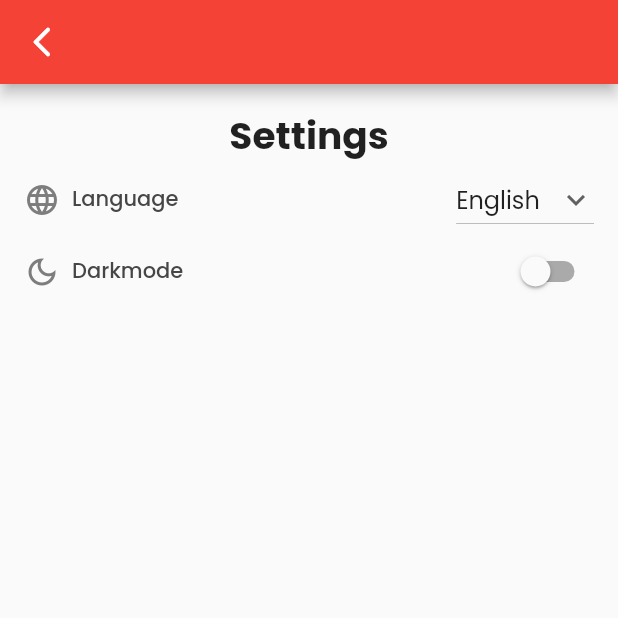
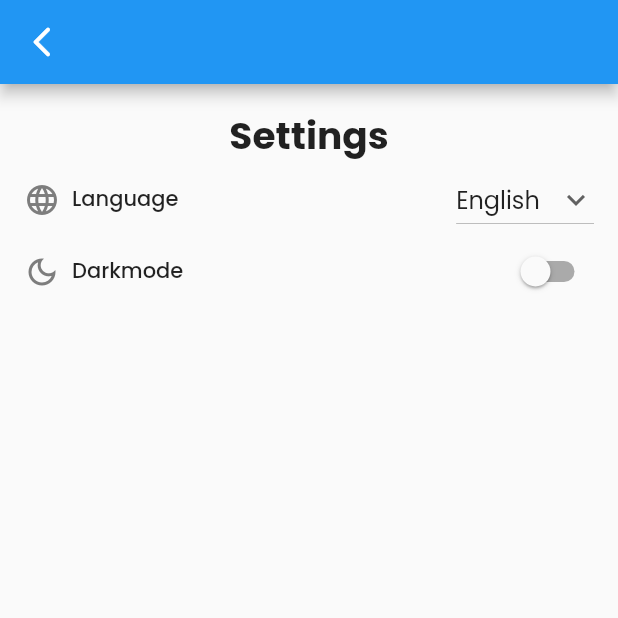
Before and after one commit to LouisMinguet/sample_flutter_app, a Flutter app: the screen it shows after launch, after a tap on the "settings" icon, on a phone screen of 412 x 824 dp, the top half of it. Run offline on Flutter 3.47's test engine with Material 2 defaults, Android fonts, the phone set to English and light mode, and no system bars; our stand-ins replace adaptive_theme, easy_localization.

Commit message:
Themes done

```diff
--- a/lib/MyApp.dart
+++ b/lib/MyApp.dart
@@ -13,13 +13,11 @@ class MyApp extends StatelessWidget {
     return AdaptiveTheme(
       light: ThemeData(
           brightness: Brightness.light,
-          primarySwatch: Colors.red,
-          accentColor: Colors.amber,
+          // Custom the themes here
           fontFamily: 'Poppins'),
       dark: ThemeData(
           brightness: Brightness.dark,
-          primarySwatch: Colors.red,
-          accentColor: Colors.amber,
+          // Custom the themes here
           fontFamily: 'Poppins'),
       initial: savedThemeMode ?? AdaptiveThemeMode.light,
       builder: (theme, darkTheme) => MaterialApp(
--- a/lib/settings/settings.dart
+++ b/lib/settings/settings.dart
@@ -21,6 +21,8 @@ class SettingsPageState extends State<SettingsPage> {
   void initState() {
     super.initState();
 
+    // String languageCode = context.locale.toLanguageTag();
+    // print(languageCode);
     _isDarkMode = (AdaptiveTheme.of(context).brightness == Brightness.dark);
   }
 
@@ -107,7 +109,7 @@ class SettingsPageState extends State<SettingsPage> {
     return Text(
       text,
       style: const TextStyle(
-        color: Color.fromARGB(255, 70, 70, 70),
+        // color: Color.fromARGB(255, 70, 70, 70),
         fontWeight: FontWeight.w500
       ),
     );
```
